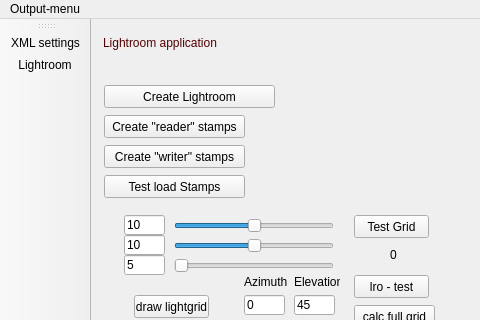
First picture: the form in src/fonstudio/mainwindow.ui, repository edfm-tum/iland-model, before the edit; both pictures show x 0 to 480 and y 0 to 320 of the 869 by 551 pixel window.
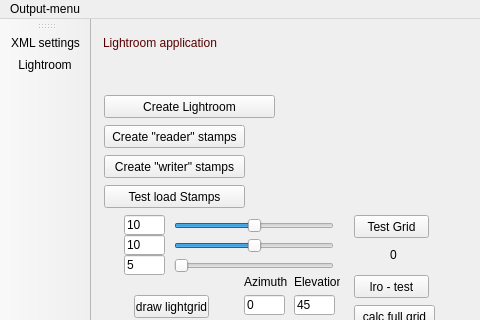
Second picture: the form after the edit. Icons and pictures are not drawn. Custom widgets are drawn as their Qt base class.

```diff
--- a/src/fonstudio/mainwindow.ui
+++ b/src/fonstudio/mainwindow.ui
@@ -157,7 +157,7 @@
         <property name="geometry">
          <rect>
           <x>10</x>
-          <y>20</y>
+          <y>30</y>
           <width>171</width>
           <height>23</height>
          </rect>
@@ -367,7 +367,7 @@
         <property name="geometry">
          <rect>
           <x>10</x>
-          <y>80</y>
+          <y>90</y>
           <width>141</width>
           <height>23</height>
          </rect>
@@ -393,7 +393,7 @@
         <property name="geometry">
          <rect>
           <x>10</x>
-          <y>110</y>
+          <y>120</y>
           <width>141</width>
           <height>23</height>
          </rect>
@@ -406,7 +406,7 @@
         <property name="geometry">
          <rect>
           <x>10</x>
-          <y>50</y>
+          <y>60</y>
           <width>141</width>
           <height>23</height>
          </rect>
```
Left out of the diff: 25 changed lines with no effect on the pictures.
